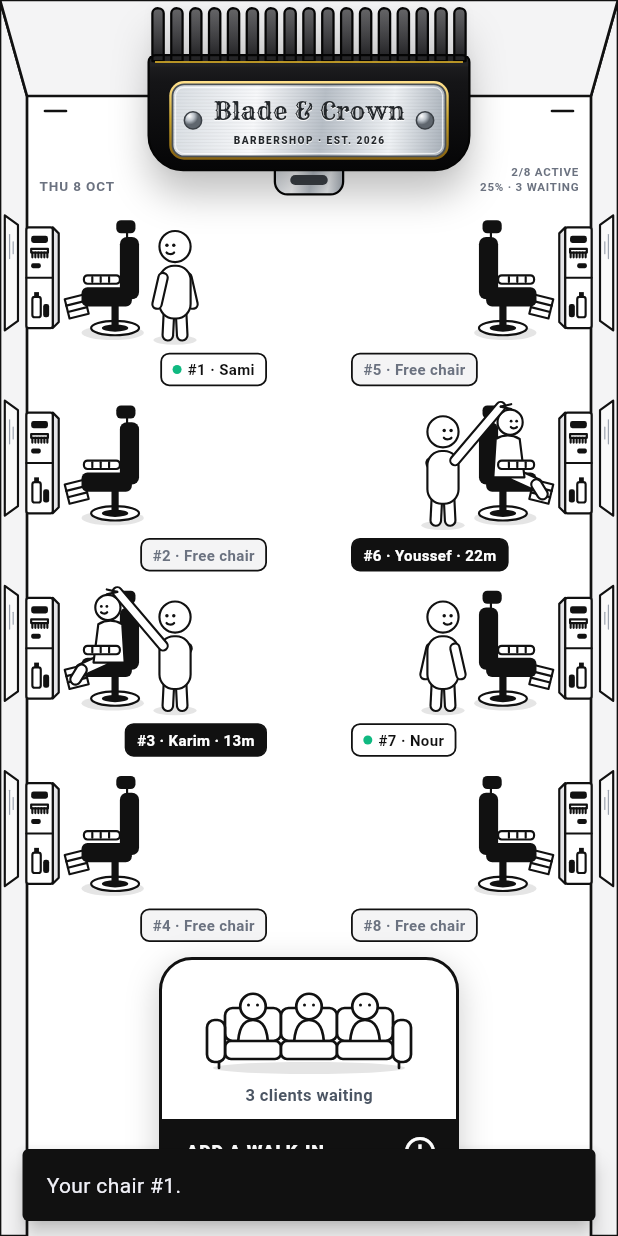
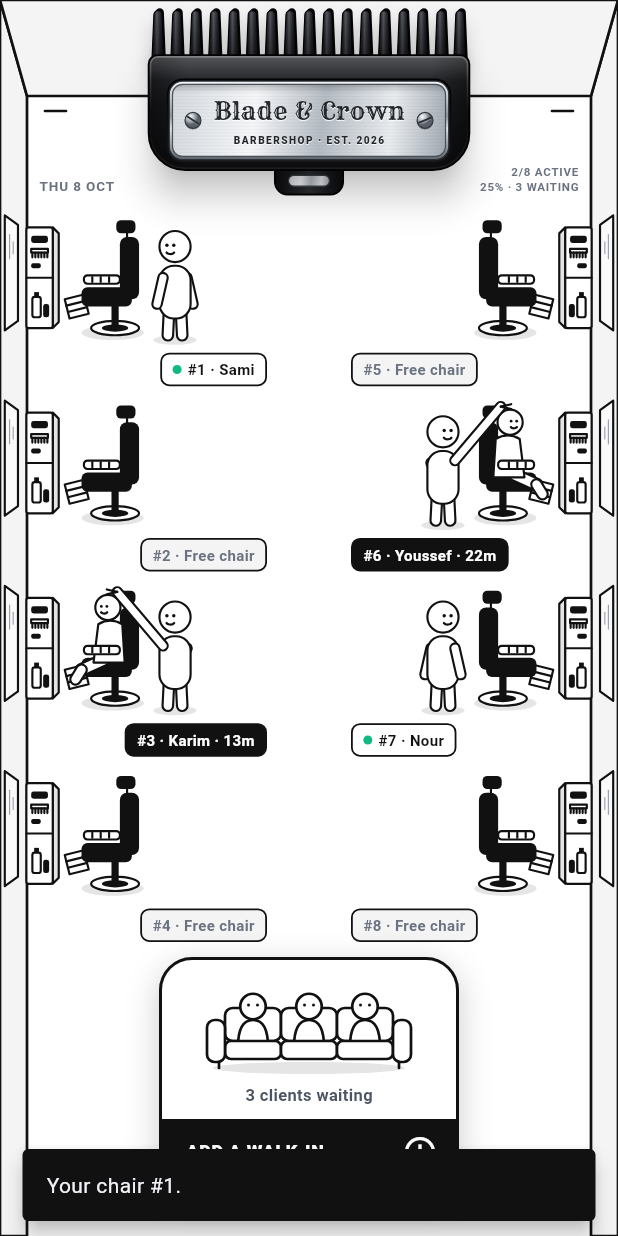
Before and after one commit to badiss-benzarti/flutter, a Flutter app: the _SalonFloorScreen screen opened directly, after a tap on an icon or button, on a phone screen of 412 x 824 dp. Run offline on Flutter 3.47's test engine with Material 3 defaults, Android fonts, the phone set to English and light mode, and no system bars; our stand-ins replace flutter_map, flutter_riverpod, flutter_secure_storage, latlong2, sqflite, sqflite_common_ffi and 2 more; accounts and stored records are empty.

Commit message:
More realistic clipper guard sign, no gold
Tapered round plastic teeth with visible thickness and contact shadow, a
satin black body lit from above with shaded sides, the steel plate set in
a chrome bezel with slotted screws, and a plastic clip with a steel spring
bar. The gold pinstripe and gold trim are gone.

Co-Authored-By: Claude Opus 5.5 <noreply@anthropic.com>

```diff
--- a/lib/features/floor_plan/presentation/widgets/room/salon_sign.dart
+++ b/lib/features/floor_plan/presentation/widgets/room/salon_sign.dart
@@ -1,7 +1,9 @@
+import 'dart:math' as math;
+
 import 'package:flutter/material.dart';
 
-/// The salon's name plate, drawn as a clipper guard: glossy black comb with
-/// teeth on top, a brushed-steel plate with gold trim and chrome rivets in
+/// The salon's name plate, drawn as a clipper guard: black plastic comb with
+/// rounded teeth on top, a brushed-steel plate in a chrome bezel with screws in
 /// the lower part carrying the engraved [name], and the metal clip below.
 class SalonSign extends StatefulWidget {
   const SalonSign({super.key, required this.name, this.established});
@@ -157,145 +159,237 @@ class _GuardGeometry {
   Rect get clip => Rect.fromLTRB(w * 0.4, h * 0.8, w * 0.6, h * 0.985);
 }
 
+/// Paints the guard like a molded plastic part: tapered round teeth with
+/// visible thickness, a satin black body lit from above, a steel plate set
+/// in a chrome bezel with slotted screws, and the spring clip below.
 class _GuardPainter extends CustomPainter {
   _GuardPainter(this.shine) : super(repaint: shine);
 
   final Animation<double> shine;
 
-  static const _outline = Color(0xFF050505);
-  static const _gold = Color(0xFFC9A227);
+  static const _teeth = 17;
 
   @override
   void paint(Canvas canvas, Size size) {
     final g = _GuardGeometry(size);
 
     _paintClip(canvas, g);
+    _paintTeeth(canvas, g);
     _paintBody(canvas, g);
     _paintPlate(canvas, g);
   }
 
-  void _paintClip(Canvas canvas, _GuardGeometry g) {
-    final clip = RRect.fromRectAndCorners(
-      g.clip,
-      bottomLeft: Radius.circular(g.clip.height * 0.35),
-      bottomRight: Radius.circular(g.clip.height * 0.35),
-    );
-    canvas
-      ..drawRRect(clip, Paint()..shader = _steel(g.clip))
-      ..drawRRect(clip, _stroke(_outline, 1.5))
-      ..drawRRect(
-        RRect.fromRectAndRadius(
-          Rect.fromCenter(
-            center: Offset(g.clip.center.dx, g.clip.top + g.clip.height * 0.6),
-            width: g.clip.width * 0.55,
-            height: g.clip.height * 0.28,
-          ),
-          Radius.circular(g.clip.height * 0.14),
-        ),
-        Paint()..color = const Color(0xFF3B4046),
-      );
+  // ---------------------------------------------------------------------------
+  // Teeth
+  // ---------------------------------------------------------------------------
+
+  Path _tooth(Rect body, double top, int i) {
+    final pitch = body.width / _teeth;
+    final cx = body.left + pitch * (i + 0.5);
+    final base = pitch * 0.66;
+    final tip = pitch * 0.44;
+    final bottom = body.top + body.height * 0.08;
+    return Path()
+      ..moveTo(cx - base / 2, bottom)
+      ..lineTo(cx - tip / 2, top + tip / 2)
+      ..arcToPoint(
+        Offset(cx + tip / 2, top + tip / 2),
+        radius: Radius.circular(tip / 2),
+      )
+      ..lineTo(cx + base / 2, bottom)
+      ..close();
   }
 
-  void _paintBody(Canvas canvas, _GuardGeometry g) {
+  void _paintTeeth(Canvas canvas, _GuardGeometry g) {
     final body = g.body;
-    const teeth = 17;
-    final pitch = body.width / teeth;
-    final toothWidth = pitch * 0.6;
+    final pitch = body.width / _teeth;
+    // The far side of each tooth, seen slightly from above: gives depth.
+    final depth = Offset(pitch * 0.09, -g.h * 0.012);
 
-    final shape = Path()
-      ..addRRect(
-        RRect.fromRectAndCorners(
-          body,
-          topLeft: Radius.circular(body.height * 0.06),
-          topRight: Radius.circular(body.height * 0.06),
-          bottomLeft: Radius.circular(body.height * 0.3),
-          bottomRight: Radius.circular(body.height * 0.3),
-        ),
+    final all = Path();
+    for (var i = 0; i < _teeth; i++) {
+      all.addPath(_tooth(body, g.teethTop + g.h * 0.012, i), Offset.zero);
+    }
+    canvas.drawShadow(all, Colors.black, 4, false);
+
+    for (var i = 0; i < _teeth; i++) {
+      final tooth = _tooth(body, g.teethTop + g.h * 0.012, i);
+      final back = tooth.shift(depth);
+      final bounds = tooth.getBounds();
+
+      canvas.drawPath(back, Paint()..color = const Color(0xFF050506));
+
+      // Rounded plastic: dark edges, a soft highlight left of center.
+      canvas.drawPath(
+        tooth,
+        Paint()
+          ..shader = const LinearGradient(
+            colors: [
+              Color(0xFF0B0B0D),
+              Color(0xFF2E3034),
+              Color(0xFF55585E),
+              Color(0xFF24262A),
+              Color(0xFF09090A),
+            ],
+            stops: [0.0, 0.25, 0.4, 0.7, 1.0],
+          ).createShader(bounds),
       );
-    for (var i = 0; i < teeth; i++) {
-      final left = body.left + pitch * i + (pitch - toothWidth) / 2;
-      shape.addRRect(
-        RRect.fromRectAndCorners(
-          Rect.fromLTRB(left, g.teethTop, left + toothWidth, body.top + 4),
-          topLeft: Radius.circular(toothWidth * 0.45),
-          topRight: Radius.circular(toothWidth * 0.45),
-        ),
-      );
+      canvas.drawPath(tooth, _stroke(const Color(0xFF020203), 0.8));
     }
 
-    canvas.drawShadow(shape, Colors.black, 8, false);
-    canvas.drawPath(
-      shape,
+    // Teeth darken where they meet the body.
+    canvas.save();
+    canvas.clipPath(all);
+    final nearBody = Rect.fromLTRB(
+      body.left,
+      body.top - body.height * 0.35,
+      body.right,
+      body.top + body.height * 0.1,
+    );
+    canvas.drawRect(
+      nearBody,
       Paint()
-        ..shader =
-            const LinearGradient(
+        ..shader = LinearGradient(
           begin: Alignment.topCenter,
           end: Alignment.bottomCenter,
-              colors: [Color(0xFF3A3A3D), Color(0xFF151517), Color(0xFF050506)],
-              stops: [0.0, 0.45, 1.0],
-            ).createShader(
-              Rect.fromLTRB(body.left, g.teethTop, body.right, body.bottom),
-            ),
+          colors: [Colors.transparent, Colors.black.withValues(alpha: 0.55)],
+        ).createShader(nearBody),
+    );
+    canvas.restore();
+  }
+
+  // ---------------------------------------------------------------------------
+  // Body
+  // ---------------------------------------------------------------------------
+
+  void _paintBody(Canvas canvas, _GuardGeometry g) {
+    final rect = g.body;
+    final body = RRect.fromRectAndCorners(
+      rect,
+      topLeft: Radius.circular(rect.height * 0.08),
+      topRight: Radius.circular(rect.height * 0.08),
+      bottomLeft: Radius.circular(rect.height * 0.32),
+      bottomRight: Radius.circular(rect.height * 0.32),
+    );
+    final shape = Path()..addRRect(body);
+
+    canvas.drawShadow(shape, Colors.black, 10, false);
+    canvas.drawRRect(
+      body,
+      Paint()
+        ..shader = const LinearGradient(
+          begin: Alignment.topCenter,
+          end: Alignment.bottomCenter,
+          colors: [Color(0xFF34363A), Color(0xFF1A1B1E), Color(0xFF0C0C0E)],
+          stops: [0.0, 0.4, 1.0],
+        ).createShader(rect),
     );
 
-    // Gloss on the teeth and along the top of the body.
     canvas.save();
-    canvas.clipPath(shape);
+    canvas.clipRRect(body);
+    // Curved sides fall into shadow.
     canvas.drawRect(
-      Rect.fromLTRB(
-        body.left,
-        g.teethTop,
-        body.right,
-        body.top + body.height * 0.1,
-      ),
+      rect,
       Paint()
-        ..shader =
-            LinearGradient(
+        ..shader = LinearGradient(
+          colors: [
+            Colors.black.withValues(alpha: 0.45),
+            Colors.transparent,
+            Colors.transparent,
+            Colors.black.withValues(alpha: 0.45),
+          ],
+          stops: const [0.0, 0.12, 0.88, 1.0],
+        ).createShader(rect),
+    );
+    // Satin sheen across the top.
+    final sheen = Rect.fromLTRB(
+      rect.left,
+      rect.top,
+      rect.right,
+      rect.top + rect.height * 0.22,
+    );
+    canvas.drawRect(
+      sheen,
+      Paint()
+        ..shader = LinearGradient(
           begin: Alignment.topCenter,
           end: Alignment.bottomCenter,
           colors: [
-                Colors.white.withValues(alpha: 0.22),
-                Colors.white.withValues(alpha: 0.02),
+            Colors.white.withValues(alpha: 0.16),
+            Colors.white.withValues(alpha: 0.0),
           ],
-            ).createShader(
-              Rect.fromLTRB(body.left, g.teethTop, body.right, body.top),
-            ),
+        ).createShader(sheen),
     );
     canvas.restore();
 
-    canvas.drawPath(shape, _stroke(_outline, 1.5));
-    // Gold pinstripe where the teeth meet the body.
-    canvas.drawLine(
-      Offset(body.left + body.width * 0.02, body.top + body.height * 0.06),
-      Offset(body.right - body.width * 0.02, body.top + body.height * 0.06),
-      _stroke(_gold.withValues(alpha: 0.9), 1.4),
-    );
+    // Molded edge: lit along the top, darker along the bottom.
+    canvas
+      ..drawRRect(
+        body.deflate(1.2),
+        Paint()
+          ..style = PaintingStyle.stroke
+          ..strokeWidth = 1.2
+          ..shader = LinearGradient(
+            begin: Alignment.topCenter,
+            end: Alignment.bottomCenter,
+            colors: [
+              Colors.white.withValues(alpha: 0.28),
+              Colors.white.withValues(alpha: 0.0),
+              Colors.white.withValues(alpha: 0.07),
+            ],
+            stops: const [0.0, 0.5, 1.0],
+          ).createShader(rect),
+      )
+      ..drawRRect(body, _stroke(const Color(0xFF020203), 1.2));
   }
+
+  // ---------------------------------------------------------------------------
+  // Plate
+  // ---------------------------------------------------------------------------
 
   void _paintPlate(Canvas canvas, _GuardGeometry g) {
     final rect = g.plate;
     final plate = RRect.fromRectAndRadius(
       rect,
-      Radius.circular(rect.height * 0.16),
+      Radius.circular(rect.height * 0.14),
     );
+    final bezel = plate.inflate(rect.height * 0.045);
+    final recess = bezel.inflate(rect.height * 0.035);
 
-    // Gold trim, then the brushed-steel face.
+    // Pocket molded into the body, darker at the top where light can't reach.
     canvas.drawRRect(
-      plate.inflate(rect.height * 0.045),
+      recess,
       Paint()
         ..shader = const LinearGradient(
           begin: Alignment.topCenter,
           end: Alignment.bottomCenter,
-          colors: [Color(0xFFFFE08A), Color(0xFFC9A227), Color(0xFF8A6512)],
-        ).createShader(rect),
+          colors: [Color(0xFF020203), Color(0xFF16171A)],
+        ).createShader(recess.outerRect),
     );
+    // Chrome bezel.
+    canvas.drawRRect(
+      bezel,
+      Paint()
+        ..shader = const LinearGradient(
+          begin: Alignment.topCenter,
+          end: Alignment.bottomCenter,
+          colors: [
+            Color(0xFFF4F6F8),
+            Color(0xFF8E959D),
+            Color(0xFFDDE1E5),
+            Color(0xFF5E656D),
+          ],
+          stops: [0.0, 0.45, 0.6, 1.0],
+        ).createShader(bezel.outerRect),
+    );
+    canvas.drawRRect(bezel, _stroke(const Color(0xFF2C3036), 0.8));
+
+    // Brushed-steel face.
     canvas.drawRRect(plate, Paint()..shader = _steel(rect));
-
     canvas.save();
     canvas.clipRRect(plate);
-    // Brushed grain.
     final grain = Paint()
-      ..color = Colors.black.withValues(alpha: 0.05)
+      ..color = Colors.black.withValues(alpha: 0.045)
       ..strokeWidth = 0.6;
     for (var y = rect.top + 1.5; y < rect.bottom; y += 2.2) {
       canvas.drawLine(Offset(rect.left, y), Offset(rect.right, y), grain);
@@ -312,49 +406,126 @@ class _GuardPainter extends CustomPainter {
         ..close();
       canvas.drawPath(
         band,
-        Paint()..color = Colors.white.withValues(alpha: 0.45),
+        Paint()..color = Colors.white.withValues(alpha: 0.4),
       );
     }
+    // Inner shadow under the bezel's top edge.
+    final lip = Rect.fromLTRB(
+      rect.left,
+      rect.top,
+      rect.right,
+      rect.top + rect.height * 0.12,
+    );
+    canvas.drawRect(
+      lip,
+      Paint()
+        ..shader = LinearGradient(
+          begin: Alignment.topCenter,
+          end: Alignment.bottomCenter,
+          colors: [Colors.black.withValues(alpha: 0.22), Colors.transparent],
+        ).createShader(lip),
+    );
     canvas.restore();
+    canvas.drawRRect(plate, _stroke(const Color(0xFF4A5057), 0.8));
 
+    // Slotted screws at both ends.
+    final r = rect.height * 0.11;
+    for (final (x, angle) in [
+      (rect.left + rect.width * 0.075, 0.6),
+      (rect.right - rect.width * 0.075, -0.4),
+    ]) {
+      _paintScrew(canvas, Offset(x, rect.center.dy), r, angle);
+    }
+  }
+
+  void _paintScrew(Canvas canvas, Offset c, double r, double angle) {
+    final head = Rect.fromCircle(center: c, radius: r);
     canvas
-      ..drawRRect(plate, _stroke(const Color(0xFF4A5057), 1.2))
-      ..drawRRect(
-        plate.deflate(2),
-        _stroke(Colors.white.withValues(alpha: 0.7), 0.8),
-      );
-
-    // Chrome rivets at both ends of the plate.
-    final r = rect.height * 0.12;
-    for (final x in [
-      rect.left + rect.width * 0.075,
-      rect.right - rect.width * 0.075,
-    ]) {
-      final c = Offset(x, rect.center.dy);
-      canvas
+      ..drawCircle(
+        c.translate(0, r * 0.12),
+        r * 1.05,
+        Paint()..color = Colors.black.withValues(alpha: 0.25),
+      )
       ..drawCircle(
         c,
         r,
         Paint()
           ..shader = const RadialGradient(
-              center: Alignment(-0.4, -0.5),
-              colors: [Colors.white, Color(0xFFB9C0C8), Color(0xFF5F666E)],
-              stops: [0.0, 0.55, 1.0],
-            ).createShader(Rect.fromCircle(center: c, radius: r)),
+            center: Alignment(-0.35, -0.45),
+            colors: [Color(0xFFFFFFFF), Color(0xFFB4BBC3), Color(0xFF59606A)],
+            stops: [0.0, 0.5, 1.0],
+          ).createShader(head),
       )
-        ..drawCircle(c, r, _stroke(const Color(0xFF3B4046), 1));
+      ..drawCircle(c, r, _stroke(const Color(0xFF353A40), 0.8));
+
+    // The slot, with a light lower edge.
+    final dx = r * 0.78 * math.cos(angle);
+    final dy = r * 0.78 * math.sin(angle);
+    canvas
+      ..drawLine(
+        c.translate(-dx, -dy),
+        c.translate(dx, dy),
+        Paint()
+          ..color = const Color(0xFF2A2E33)
+          ..strokeWidth = r * 0.28
+          ..strokeCap = StrokeCap.round,
+      )
+      ..drawLine(
+        c.translate(-dx, -dy + r * 0.14),
+        c.translate(dx, dy + r * 0.14),
+        Paint()
+          ..color = Colors.white.withValues(alpha: 0.5)
+          ..strokeWidth = r * 0.08
+          ..strokeCap = StrokeCap.round,
+      );
   }
+
+  // ---------------------------------------------------------------------------
+  // Clip
+  // ---------------------------------------------------------------------------
+
+  void _paintClip(Canvas canvas, _GuardGeometry g) {
+    final rect = g.clip;
+    final tab = RRect.fromRectAndCorners(
+      rect,
+      bottomLeft: Radius.circular(rect.height * 0.35),
+      bottomRight: Radius.circular(rect.height * 0.35),
+    );
+    canvas
+      ..drawRRect(
+        tab,
+        Paint()
+          ..shader = const LinearGradient(
+            colors: [Color(0xFF0B0B0D), Color(0xFF2C2E32), Color(0xFF0B0B0D)],
+          ).createShader(rect),
+      )
+      ..drawRRect(tab, _stroke(const Color(0xFF020203), 1.2));
+
+    // Steel spring bar.
+    final bar = RRect.fromRectAndRadius(
+      Rect.fromCenter(
+        center: Offset(rect.center.dx, rect.top + rect.height * 0.62),
+        width: rect.width * 0.6,
+        height: rect.height * 0.3,
+      ),
+      Radius.circular(rect.height * 0.15),
+    );
+    canvas
+      ..drawRRect(bar, Paint()..shader = _steel(bar.outerRect))
+      ..drawRRect(bar, _stroke(const Color(0xFF3B4046), 0.8));
   }
+
+  // ---------------------------------------------------------------------------
 
   Shader _steel(Rect rect) => const LinearGradient(
     begin: Alignment(-1, -0.4),
     end: Alignment(1, 0.4),
     colors: [
-      Color(0xFFD9DEE3),
-      Color(0xFFF7F8FA),
-      Color(0xFFB8BFC7),
-      Color(0xFFEEF1F4),
-      Color(0xFFA9B1BA),
+      Color(0xFFD5DADF),
+      Color(0xFFF5F6F8),
+      Color(0xFFB4BBC3),
+      Color(0xFFE9ECEF),
+      Color(0xFFA3ABB4),
     ],
     stops: [0.0, 0.3, 0.55, 0.8, 1.0],
   ).createShader(rect);
```
Lines whose indentation alone changed are shown as unchanged.
